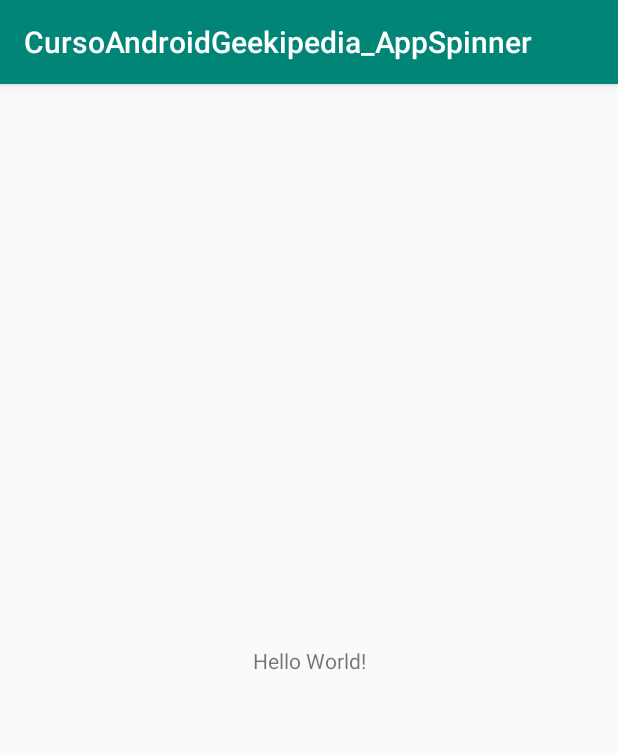
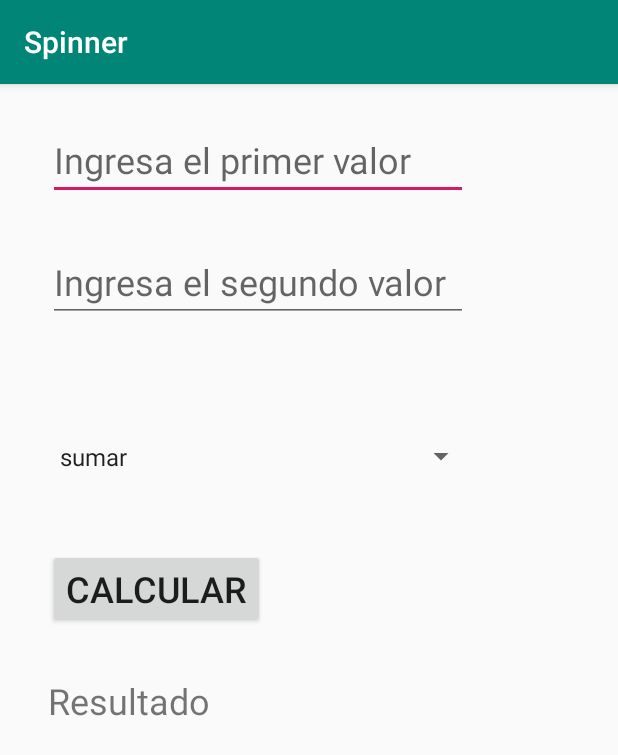
Before and after one commit to elcarles/CursoAndroidGeekipedia_AppSpinner, an Android app: the screen it shows after launch (MainActivity), on a phone screen of 412 x 824 dp. Shown: the top 755 px of the screen. Run offline under Robolectric (Android 15) with nearby library versions, the phone set to English and light mode, and no system bars.

Commit message:
21-02-2020 curro

```diff
--- a/app/src/main/java/com/example/carlos/cursoandroidgeekipedia_appspinner/MainActivity.java
+++ b/app/src/main/java/com/example/carlos/cursoandroidgeekipedia_appspinner/MainActivity.java
@@ -3,12 +3,76 @@ package com.example.carlos.cursoandroidgeekipedia_appspinner;
 import androidx.appcompat.app.AppCompatActivity;
 
 import android.os.Bundle;
+import android.view.View;
+import android.widget.ArrayAdapter;
+import android.widget.EditText;
+import android.widget.Spinner;
+import android.widget.TextView;
+import android.widget.Toast;
 
 public class MainActivity extends AppCompatActivity {
+
+    private EditText et_valor1 ,et_valor2 ;
+    private TextView tv_resultado;
+    private Spinner spinner1;
+
+
 
     @Override
     protected void onCreate(Bundle savedInstanceState) {
         super.onCreate(savedInstanceState);
         setContentView(R.layout.activity_main);
+        et_valor1 = findViewById(R.id.et_valor1);
+        et_valor2 = findViewById(R.id.et_valor2);
+        tv_resultado = findViewById(R.id.tv_resultado);
+        spinner1 = findViewById(R.id.spinner);
+
+        String [] opciones = {"sumar", "restar", "multiplicar", "dividir"};
+
+        ArrayAdapter <String> aa = new ArrayAdapter<String>(this, android.R.layout.simple_spinner_item, opciones);
+        spinner1.setAdapter(aa);
+
     }
+
+    public void calcular(View view) {
+
+        String valor1_s = et_valor1.getText().toString();
+        String valor2_s = et_valor2.getText().toString();
+
+
+        int valor1_int = Integer.parseInt(valor1_s);
+        int valor2_int = Integer.parseInt(valor2_s);
+        int res = 0;
+
+        String seleccion = spinner1.getSelectedItem().toString();
+        //hacer las operaciones.
+
+        if (seleccion.equals("sumar")) {
+            res = valor1_int + valor2_int;
+            String resultado = String.valueOf(res);
+            tv_resultado.setText(resultado);
+        } else if (seleccion.equals("restar")) {
+            res = valor1_int - valor2_int;
+            String resultado = String.valueOf(res);
+            tv_resultado.setText(resultado);
+        } else if (seleccion.equals("multiplicar")) {
+            res = valor1_int * valor2_int;
+            String resultado = String.valueOf(res);
+            tv_resultado.setText(resultado);
+        } else if (seleccion.equals("dividir")) {
+            if (valor2_int != 0) {
+                res = valor1_int - valor2_int;
+                String resultado = String.valueOf(res);
+                tv_resultado.setText(resultado);
+            } else {
+                Toast.makeText(getApplicationContext(), "NO puede dividir entre 0  ", Toast.LENGTH_LONG).show();
+            }
+        }
+
+    }
+
+
+
+
+
 }
--- a/app/src/main/res/layout/activity_main.xml
+++ b/app/src/main/res/layout/activity_main.xml
@@ -6,13 +6,65 @@
     android:layout_height="match_parent"
     tools:context=".MainActivity">
 
-    <TextView
+
+    <EditText
+        android:id="@+id/et_valor1"
         android:layout_width="wrap_content"
         android:layout_height="wrap_content"
-        android:text="Hello World!"
-        app:layout_constraintBottom_toBottomOf="parent"
-        app:layout_constraintLeft_toLeftOf="parent"
-        app:layout_constraintRight_toRightOf="parent"
+        android:layout_marginStart="32dp"
+        android:layout_marginTop="24dp"
+        android:ems="10"
+        android:hint="@string/valor1"
+        android:importantForAutofill="no"
+        android:inputType="number"
+        android:textSize="24sp"
+        app:layout_constraintStart_toStartOf="parent"
         app:layout_constraintTop_toTopOf="parent" />
 
+    <EditText
+        android:id="@+id/et_valor2"
+        android:layout_width="wrap_content"
+        android:layout_height="wrap_content"
+        android:layout_marginStart="32dp"
+        android:layout_marginTop="28dp"
+        android:autofillHints=""
+        android:ems="10"
+        android:hint="@string/valor2"
+        android:inputType="number"
+        android:textSize="24sp"
+        app:layout_constraintStart_toStartOf="parent"
+        app:layout_constraintTop_toBottomOf="@+id/et_valor1" />
+
+    <Button
+        android:id="@+id/button"
+        android:layout_width="wrap_content"
+        android:layout_height="wrap_content"
+        android:layout_marginStart="32dp"
+        android:layout_marginTop="40dp"
+        android:onClick="calcular"
+        android:text="@string/boton"
+        android:textSize="24sp"
+        app:layout_constraintStart_toStartOf="parent"
+        app:layout_constraintTop_toBottomOf="@+id/spinner" />
+
+    <TextView
+        android:id="@+id/tv_resultado"
+        android:layout_width="wrap_content"
+        android:layout_height="wrap_content"
+        android:layout_marginStart="32dp"
+        android:layout_marginTop="32dp"
+        android:text="@string/tv_resultado"
+        android:textSize="24sp"
+        app:layout_constraintStart_toStartOf="parent"
+        app:layout_constraintTop_toBottomOf="@+id/button" />
+
+    <Spinner
+        android:id="@+id/spinner"
+        android:layout_width="286dp"
+        android:layout_height="43dp"
+        android:layout_marginStart="32dp"
+        android:layout_marginTop="68dp"
+        app:layout_constraintStart_toStartOf="parent"
+        app:layout_constraintTop_toBottomOf="@+id/et_valor2" />
+
 </androidx.constraintlayout.widget.ConstraintLayout>
--- a/app/src/main/res/values/strings.xml
+++ b/app/src/main/res/values/strings.xml
@@ -1,3 +1,11 @@
 <resources>
-    <string name="app_name">CursoAndroidGeekipedia_AppSpinner</string>
+    <string name="app_name">Spinner</string>
+    <string name="valor1">Ingresa el primer valor</string>
+    <string name="valor2">Ingresa el segundo valor</string>
+    <string name="boton">Calcular</string>
+    <string name="tv_resultado">Resultado</string>
+    <string name="suma">Sumar</string>
+    <string name="resta">Restar</string>
+    <string name="mult">Multiplicar</string>
+    <string name="div">Dividir</string>
 </resources>
```
